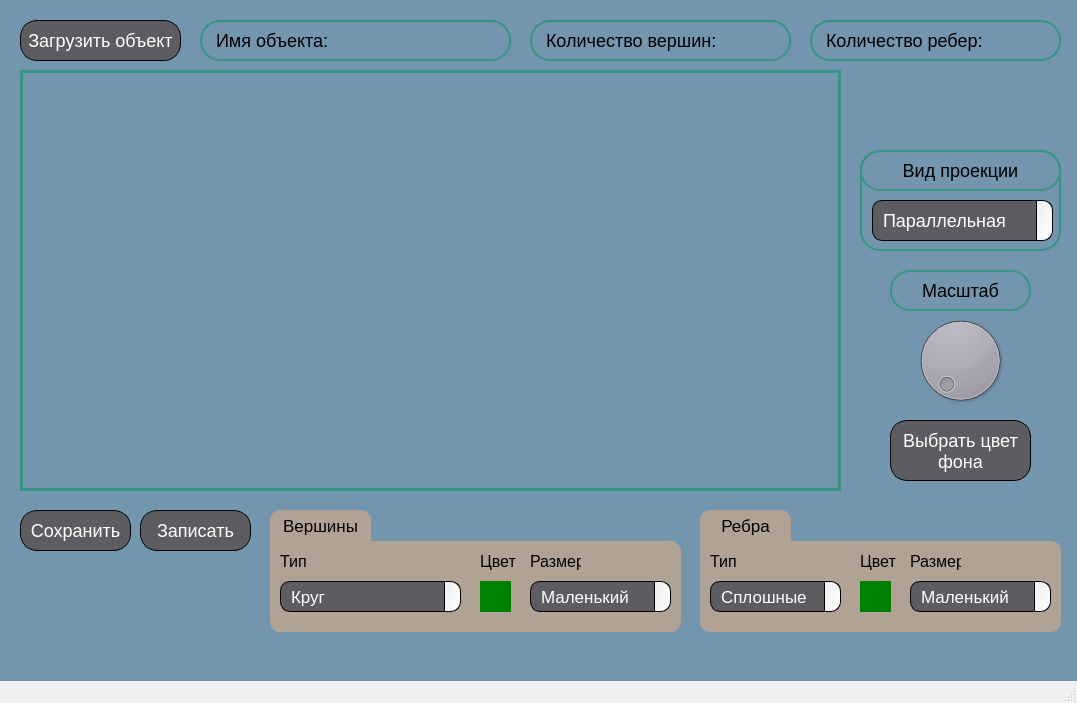
Qt form src/3D_Viewer/mainwindow.ui (VMBush/3D_viewer) before a commit.
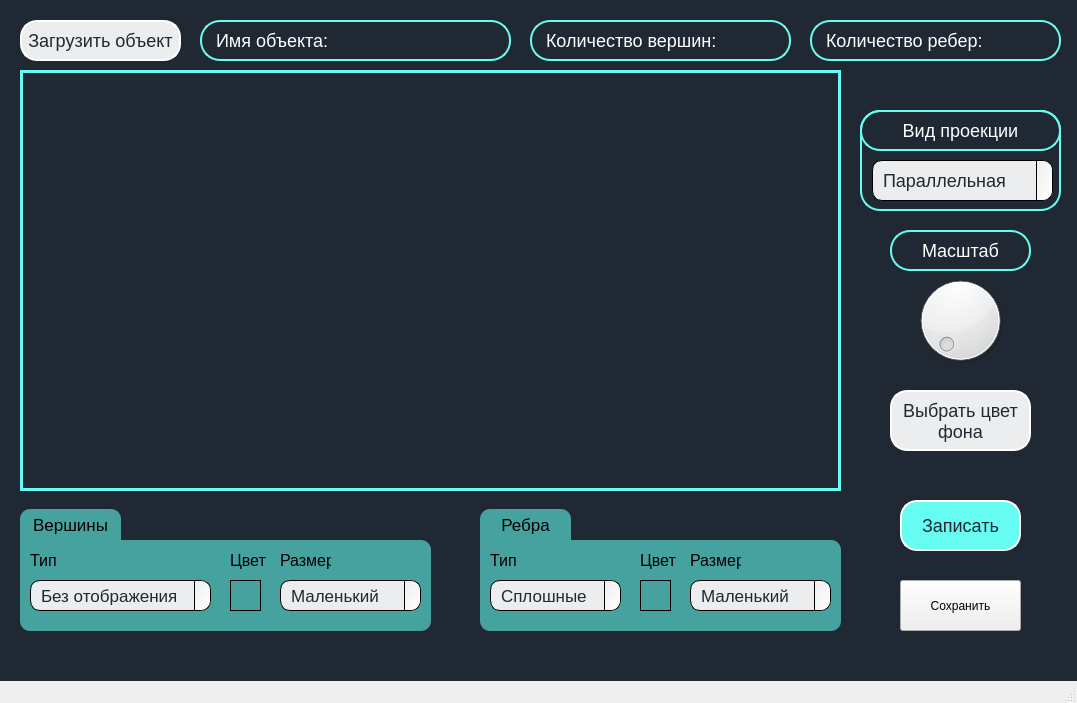
The same form after that commit. Icons and pictures are not drawn.

```diff
--- a/src/3D_Viewer/mainwindow.ui
+++ b/src/3D_Viewer/mainwindow.ui
@@ -19,7 +19,7 @@
   <widget class="QWidget" name="centralwidget">
    <property name="styleSheet">
     <string notr="true">#centralwidget {
-background-color: #7395ae;
+background-color: #1f2833;
 }</string>
    </property>
    <widget class="QPushButton" name="pushButton">
@@ -36,24 +36,24 @@
 
 QPushButton {
    border-radius: 16.772px;
-background: #5d5c61;
-color: #ffffff;
+background: #ecedee;
+color: #1f2833;
 
 font-family: &quot;PP Mori&quot;;
 font-size: 18px;
 font-style: normal;
 font-weight: 20;
-border: 1px solid
+border: 2px solid #ffffff
 }
 
 
 QPushButton:hover {
-    background-color: #4b4a4d; /* Цвет фона при наведении */
+    background-color: #bbbec1; /* Цвет фона при наведении */
   
 }
 
 QPushButton:pressed {
-    background-color: #3c3b3d; /* Цвет фона при нажатии */
+    background-color: #94989c; /* Цвет фона при нажатии */
    
 }</string>
     </property>
@@ -65,14 +65,14 @@
     <property name="geometry">
      <rect>
       <x>910</x>
-      <y>310</y>
+      <y>270</y>
       <width>101</width>
       <height>101</height>
      </rect>
     </property>
     <property name="styleSheet">
      <string notr="true">border-radius: 16.772px;
-background: #5d5c61;
+background: #ecedee;
 color: #ffffff;
 
 font-family: &quot;PP Mori&quot;;
@@ -96,9 +96,10 @@
 font-size: 18px;
 font-style: normal;
 font-weight: 20;
-border: 1.5px solid #379683;
+border: 1.5px solid #66fcf1;
 border-radius: 20px;
 padding-left: 10px;
+color: #ffffff;
 </string>
     </property>
     <property name="text">
@@ -119,9 +120,11 @@
 font-size: 18px;
 font-style: normal;
 font-weight: 20;
-border: 1.5px solid #379683;
+border: 1.5px solid #66fcf1;
 border-radius: 20px;
-padding-left: 10px;</string>
+padding-left: 10px;
+color: #ffffff;
+</string>
     </property>
     <property name="text">
      <string>Количество вершин: </string>
@@ -141,9 +144,10 @@
 font-size: 18px;
 font-style: normal;
 font-weight: 20;
-border: 1.5px solid #379683;
+border: 1.5px solid #66fcf1;
 border-radius: 20px;
-padding-left: 10px;</string>
+padding-left: 10px;
+color: #ffffff;</string>
     </property>
     <property name="text">
      <string>Количество ребер: </string>
@@ -153,7 +157,7 @@
     <property name="geometry">
      <rect>
       <x>890</x>
-      <y>270</y>
+      <y>230</y>
       <width>141</width>
       <height>41</height>
      </rect>
@@ -163,8 +167,9 @@
 font-size: 18px;
 font-style: normal;
 font-weight: 20;
-border: 1.5px solid #379683;
-border-radius: 20px;</string>
+border: 1.5px solid #66fcf1;
+border-radius: 20px;
+color: #ffffff;</string>
     </property>
     <property name="text">
      <string>Масштаб</string>
@@ -176,10 +181,10 @@
    <widget class="QPushButton" name="pushButton_2">
     <property name="geometry">
      <rect>
-      <x>20</x>
-      <y>510</y>
-      <width>111</width>
-      <height>41</height>
+      <x>900</x>
+      <y>580</y>
+      <width>121</width>
+      <height>51</height>
      </rect>
     </property>
     <property name="styleSheet">
@@ -187,36 +192,36 @@
 
 QPushButton {
    border-radius: 16.772px;
-background: #5d5c61;
-color: #ffffff;
+background: #66fcf1;
+color: #1f2833;
 
 font-family: &quot;PP Mori&quot;;
 font-size: 18px;
 font-style: normal;
 font-weight: 20;
-border: 1px solid
+border: 2px solid #ffffff;
 }
 
 
 QPushButton:hover {
-    background-color: #4b4a4d; /* Цвет фона при наведении */
+    background-color: #36e5d8; /* Цвет фона при наведении */
   
 }
 
 QPushButton:pressed {
-    background-color: #3c3b3d; /* Цвет фона при нажатии */
+    background-color: #2bb7ad; /* Цвет фона при нажатии */
    
-}</string>
+}R</string>
     </property>
     <property name="text">
      <string>Сохранить</string>
     </property>
    </widget>
-   <widget class="QPushButton" name="pushButton_4">
+   <widget class="QPushButton" name="backgroundColor">
     <property name="geometry">
      <rect>
       <x>890</x>
-      <y>420</y>
+      <y>390</y>
       <width>141</width>
       <height>61</height>
      </rect>
@@ -229,24 +234,24 @@
 
 QPushButton {
    border-radius: 16.772px;
-background: #5d5c61;
-color: #ffffff;
+background: #ecedee;
+color: #1f2833;
 
 font-family: &quot;PP Mori&quot;;
 font-size: 18px;
 font-style: normal;
 font-weight: 20;
-border: 1px solid
+border: 2px solid #ffffff;
 }
 
 
 QPushButton:hover {
-    background-color: #4b4a4d; /* Цвет фона при наведении */
+    background-color: #bbbec1; /* Цвет фона при наведении */
   
 }
 
 QPushButton:pressed {
-    background-color: #3c3b3d; /* Цвет фона при нажатии */
+    background-color: #94989c; /* Цвет фона при нажатии */
    
 }</string>
     </property>
@@ -264,15 +269,15 @@
    <widget class="QWidget" name="vertices" native="true">
     <property name="geometry">
      <rect>
-      <x>270</x>
-      <y>541</y>
+      <x>20</x>
+      <y>540</y>
       <width>411</width>
       <height>91</height>
      </rect>
     </property>
     <property name="styleSheet">
      <string notr="true">QWidget#vertices {
-	background-color: #b1a296;
+	background-color: #45a29e;
 border-top-left-radius: 0px; /* Закругление левого верхнего угла */
     border-bottom-left-radius: 10px; /* Закругление левого нижнего угла */
     border-top-right-radius: 10px; /* Острый правый верхний угол */
@@ -298,7 +303,7 @@
       <string>Тип</string>
      </property>
     </widget>
-    <widget class="QComboBox" name="comboBox_2">
+    <widget class="QComboBox" name="vertexType">
      <property name="geometry">
       <rect>
        <x>10</x>
@@ -310,8 +315,8 @@
      <property name="styleSheet">
       <string notr="true">QComboBox {
     /* Основные стили QComboBox */
-    background: #5d5c61;
-color: #ffffff;
+    background: #ecedee;
+color: #1f2833;
 font-family: &quot;PP Mori&quot;;
 font-size: 17px;
 font-style: normal;
@@ -340,16 +345,16 @@
     image: url(:/down_arrow.png);
 }</string>
      </property>
-     <item>
-      <property name="text">
-       <string>Круг</string>
-      </property>
-     </item>
      <item>
       <property name="text">
        <string>Без отображения</string>
       </property>
      </item>
+     <item>
+      <property name="text">
+       <string>Круг</string>
+      </property>
+     </item>
      <item>
       <property name="text">
        <string>Квадрат</string>
@@ -394,7 +399,7 @@
       <string>Размер</string>
      </property>
     </widget>
-    <widget class="QComboBox" name="comboBox_3">
+    <widget class="QComboBox" name="vertexThickness">
      <property name="geometry">
       <rect>
        <x>260</x>
@@ -406,8 +411,8 @@
      <property name="styleSheet">
       <string notr="true">QComboBox {
     /* Основные стили QComboBox */
-    background: #5d5c61;
-color: #ffffff;
+    background: #ecedee;
+color: #1f2833;
 font-family: &quot;PP Mori&quot;;
 font-size: 17px;
 font-style: normal;
@@ -457,7 +462,10 @@
       </property>
      </item>
     </widget>
-    <widget class="QPushButton" name="pushButton_5">
+    <widget class="QPushButton" name="vertexColor">
+     <property name="enabled">
+      <bool>true</bool>
+     </property>
      <property name="geometry">
       <rect>
        <x>210</x>
@@ -466,11 +474,18 @@
        <height>31</height>
       </rect>
      </property>
+     <property name="palette">
+      <palette>
+       <active/>
+       <inactive/>
+       <disabled/>
+      </palette>
+     </property>
+     <property name="autoFillBackground">
+      <bool>false</bool>
+     </property>
      <property name="styleSheet">
-      <string notr="true">QPushButton {
-    background-color: green;  /* Серый фон */
-	border: none;
-}
+      <string notr="true">border: 1px solid;
 </string>
      </property>
      <property name="text">
@@ -481,14 +496,14 @@
    <widget class="QLabel" name="label_6">
     <property name="geometry">
      <rect>
-      <x>270</x>
-      <y>510</y>
+      <x>20</x>
+      <y>509</y>
       <width>101</width>
       <height>31</height>
      </rect>
     </property>
     <property name="styleSheet">
-     <string notr="true">background-color: #b1a296;
+     <string notr="true">background-color: #45a29e;
 border-top-left-radius: 10px; /* Закругление левого верхнего угла */
     border-bottom-left-radius: 0px; /* Закругление левого нижнего угла */
     border-top-right-radius: 10px; /* Острый правый верхний угол */
@@ -509,14 +524,14 @@
    <widget class="QLabel" name="label_7">
     <property name="geometry">
      <rect>
-      <x>700</x>
-      <y>510</y>
+      <x>480</x>
+      <y>509</y>
       <width>91</width>
       <height>31</height>
      </rect>
     </property>
     <property name="styleSheet">
-     <string notr="true">background-color: #b1a296;
+     <string notr="true">background-color:  #45a29e;
 border-top-left-radius: 10px; /* Закругление левого верхнего угла */
     border-bottom-left-radius: 0px; /* Закругление левого нижнего угла */
     border-top-right-radius: 10px; /* Острый правый верхний угол */
@@ -537,15 +552,15 @@
    <widget class="QWidget" name="edges" native="true">
     <property name="geometry">
      <rect>
-      <x>700</x>
-      <y>541</y>
+      <x>480</x>
+      <y>540</y>
       <width>361</width>
       <height>91</height>
      </rect>
     </property>
     <property name="styleSheet">
      <string notr="true">QWidget#edges {
-	background-color: #b1a296;
+	background-color:  #45a29e;
 border-top-left-radius: 0px; /* Закругление левого верхнего угла */
     border-bottom-left-radius: 10px; /* Закругление левого нижнего угла */
     border-top-right-radius: 10px; /* Острый правый верхний угол */
@@ -571,7 +586,7 @@
       <string>Тип</string>
      </property>
     </widget>
-    <widget class="QComboBox" name="comboBox_6">
+    <widget class="QComboBox" name="edgeType">
      <property name="geometry">
       <rect>
        <x>10</x>
@@ -583,8 +598,8 @@
      <property name="styleSheet">
       <string notr="true">QComboBox {
     /* Основные стили QComboBox */
-    background: #5d5c61;
-color: #ffffff;
+    background: #ecedee;
+color: #1f2833;
 font-family: &quot;PP Mori&quot;;
 font-size: 17px;
 font-style: normal;
@@ -662,7 +677,7 @@
       <string>Размер</string>
      </property>
     </widget>
-    <widget class="QComboBox" name="comboBox_7">
+    <widget class="QComboBox" name="edgeThickness">
      <property name="geometry">
       <rect>
        <x>210</x>
@@ -674,12 +689,12 @@
      <property name="styleSheet">
       <string notr="true">QComboBox {
     /* Основные стили QComboBox */
-    background: #5d5c61;
-color: #ffffff;
+    background: #ecedee;
+color: #1f2833;
 font-family: &quot;PP Mori&quot;;
 font-size: 17px;
 font-style: normal;
-font-weight: 15;
+font-weight: 17;
     border: 1px solid #000000;
     padding: 1px 18px 1px 10px; /* Отступы для текста */
     border-radius: 10px;
@@ -725,7 +740,7 @@
       </property>
      </item>
     </widget>
-    <widget class="QPushButton" name="pushButton_7">
+    <widget class="QPushButton" name="edgeColor">
      <property name="geometry">
       <rect>
        <x>160</x>
@@ -734,11 +749,11 @@
        <height>31</height>
       </rect>
      </property>
+     <property name="autoFillBackground">
+      <bool>false</bool>
+     </property>
      <property name="styleSheet">
-      <string notr="true">QPushButton {
-    background-color: green;  /* Серый фон */
-	border: none;
-}
+      <string notr="true">border: 1px solid;
 </string>
      </property>
      <property name="text">
@@ -749,10 +764,10 @@
    <widget class="QPushButton" name="pushButton_3">
     <property name="geometry">
      <rect>
-      <x>140</x>
-      <y>510</y>
-      <width>111</width>
-      <height>41</height>
+      <x>900</x>
+      <y>500</y>
+      <width>121</width>
+      <height>51</height>
      </rect>
     </property>
     <property name="styleSheet">
@@ -760,24 +775,24 @@
 
 QPushButton {
    border-radius: 16.772px;
-background: #5d5c61;
-color: #ffffff;
+background: #66fcf1;
+color: #1f2833;
 
 font-family: &quot;PP Mori&quot;;
 font-size: 18px;
 font-style: normal;
 font-weight: 20;
-border: 1px solid
+border: 2px solid #ffffff;
 }
 
 
 QPushButton:hover {
-    background-color: #4b4a4d; /* Цвет фона при наведении */
+    background-color: #36e5d8; /* Цвет фона при наведении */
   
 }
 
 QPushButton:pressed {
-    background-color: #3c3b3d; /* Цвет фона при нажатии */
+    background-color: #2bb7ad; /* Цвет фона при нажатии */
    
 }</string>
     </property>
@@ -789,14 +804,14 @@
     <property name="geometry">
      <rect>
       <x>860</x>
-      <y>150</y>
+      <y>110</y>
       <width>201</width>
       <height>101</height>
      </rect>
     </property>
     <property name="styleSheet">
      <string notr="true">QWidget#proectionTypeHandler {
-	border: 1.5px solid #379683;
+	border: 1.5px solid #66fcf1;
 	border-radius: 20px;
 }
 </string>
@@ -815,8 +830,9 @@
 font-size: 18px;
 font-style: normal;
 font-weight: 20;
-border: 1.5px solid #379683;
-border-radius: 20px;</string>
+border: 1.5px solid #66fcf1;
+border-radius: 20px;
+color: #ffffff;</string>
      </property>
      <property name="text">
       <string>Вид проекции</string>
@@ -825,7 +841,7 @@
       <set>Qt::AlignCenter</set>
      </property>
     </widget>
-    <widget class="QComboBox" name="comboBox">
+    <widget class="QComboBox" name="projectionType">
      <property name="geometry">
       <rect>
        <x>12</x>
@@ -837,8 +853,9 @@
      <property name="styleSheet">
       <string notr="true">QComboBox {
     /* Основные стили QComboBox */
-    background: #5d5c61;
-color: #ffffff;
+ 
+ background: #ecedee;
+color: #1f2833;
 font-family: &quot;PP Mori&quot;;
 font-size: 18px;
 font-style: normal;
@@ -888,9 +905,19 @@
       <height>421</height>
      </rect>
     </property>
+    <property name="palette">
+     <palette>
+      <active/>
+      <inactive/>
+      <disabled/>
+     </palette>
+    </property>
+    <property name="autoFillBackground">
+     <bool>false</bool>
+    </property>
     <property name="styleSheet">
      <string notr="true">QWidget#screenHandler {
-	border: 3px solid #379683;
+	border: 3px solid #66fcf1;
 	border-radius: 0px;
 	padding: 13px;
 }</string>
```
